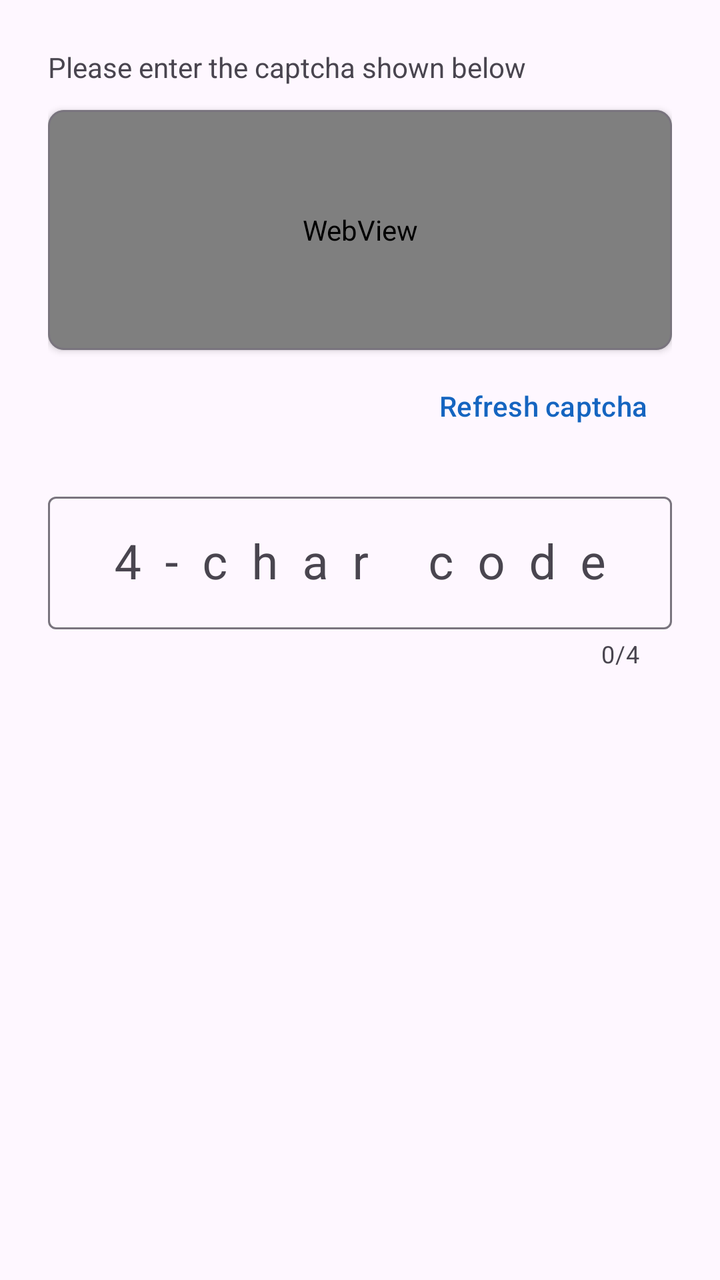
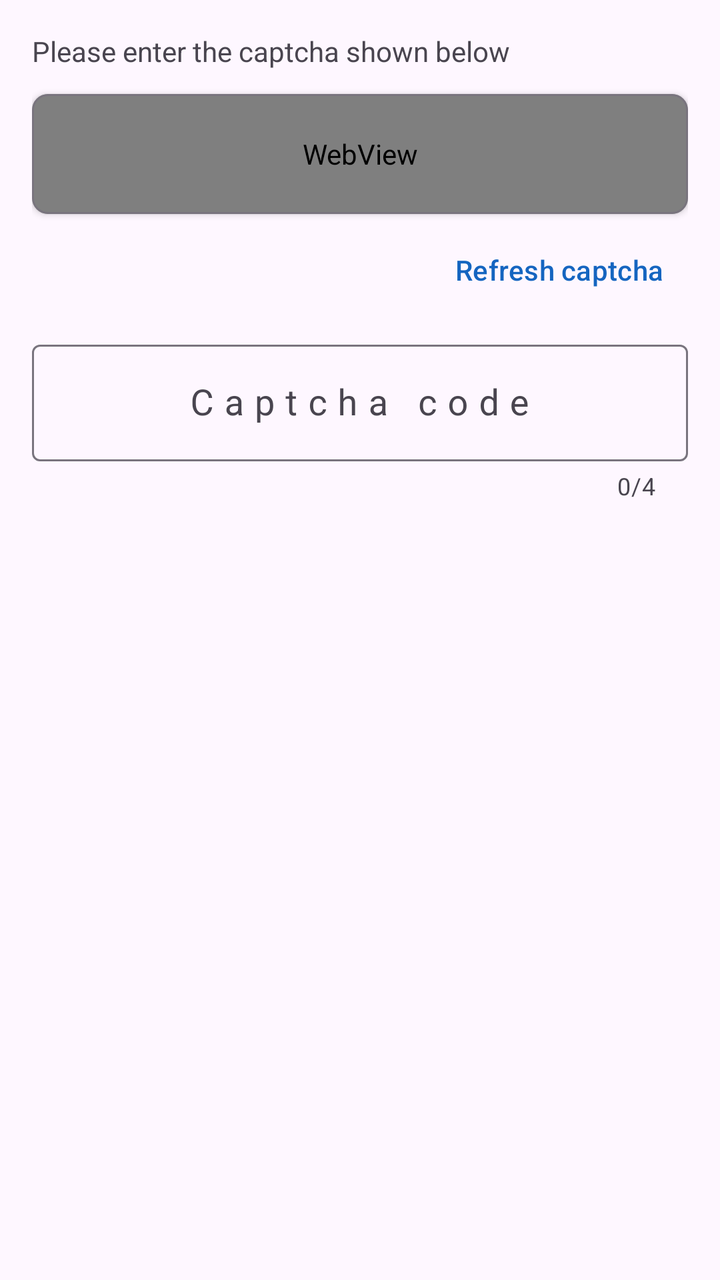

The first picture is an Android layout as it rendered before a commit; the second is the same layout after the commit. The layout source and the unified diff follow.
<!-- AndroidManifest.xml: application theme Theme.SEUDoorLock -->
<!-- res/layout/dialog_captcha.xml -->
<?xml version="1.0" encoding="utf-8"?>
<LinearLayout
    xmlns:android="http://schemas.android.com/apk/res/android"
    xmlns:app="http://schemas.android.com/apk/res-auto"
    android:layout_width="match_parent"
    android:layout_height="wrap_content"
    android:orientation="vertical"
    android:padding="24dp">

    <TextView
        android:id="@+id/tvCaptchaLabel"
        android:layout_width="wrap_content"
        android:layout_height="wrap_content"
        android:text="Please enter the captcha shown below"
        android:textSize="14sp"
        android:textColor="?android:attr/textColorSecondary"
        android:layout_marginBottom="12dp"/>

    <com.google.android.material.card.MaterialCardView
        android:layout_width="match_parent"
        android:layout_height="wrap_content"
        app:cardCornerRadius="8dp"
        app:cardElevation="2dp"
        app:strokeWidth="1dp"
        app:strokeColor="?attr/colorOutline">

        <WebView
            android:id="@+id/ivCaptcha"
            android:layout_width="match_parent"
            android:layout_height="120dp"
            android:background="@android:color/white"
            android:padding="8dp"/>

    </com.google.android.material.card.MaterialCardView>

    <com.google.android.material.button.MaterialButton
        android:id="@+id/btnRefreshCaptcha"
        style="@style/Widget.Material3.Button.TextButton"
        android:layout_width="wrap_content"
        android:layout_height="wrap_content"
        android:text="Refresh captcha"
        android:layout_gravity="end"
        android:layout_marginTop="4dp"/>

    <com.google.android.material.textfield.TextInputLayout
        android:id="@+id/tilCaptcha"
        style="@style/Widget.Material3.TextInputLayout.OutlinedBox"
        android:layout_width="match_parent"
        android:layout_height="wrap_content"
        android:hint="@string/hint_captcha"
        android:layout_marginTop="16dp"
        app:counterEnabled="true"
        app:counterMaxLength="4">

        <com.google.android.material.textfield.TextInputEditText
            android:id="@+id/etCaptcha"
            android:layout_width="match_parent"
            android:layout_height="wrap_content"
            android:inputType="textCapCharacters|textVisiblePassword"
            android:maxLength="4"
            android:textSize="24sp"
            android:gravity="center"
            android:letterSpacing="0.5"/>

    </com.google.android.material.textfield.TextInputLayout>

</LinearLayout>
<!-- resources referenced by this layout -->
<resources>
  <string name="hint_captcha">4-char code</string>
  <style name="Theme.SEUDoorLock" parent="Theme.Material3.Light.NoActionBar">
          <item name="colorPrimary">@color/primary</item>
          <item name="colorPrimaryContainer">@color/primary_light</item>
          <item name="colorOnPrimary">@android:color/white</item>
          <item name="colorSecondary">@color/secondary</item>
          <item name="android:statusBarColor">@color/primary</item>
      </style>
  <color name="primary">#1565C0</color>
  <color name="primary_light">#BBDEFB</color>
  <color name="secondary">#FF6F00</color>
</resources>

<!-- the commit's change to res/layout/dialog_captcha.xml (unified diff, before → after) -->
@@ -5,7 +5,7 @@
     android:layout_width="match_parent"
     android:layout_height="wrap_content"
     android:orientation="vertical"
-    android:padding="24dp">
+    android:padding="16dp">
 
     <TextView
         android:id="@+id/tvCaptchaLabel"
@@ -27,9 +27,9 @@
         <WebView
             android:id="@+id/ivCaptcha"
             android:layout_width="match_parent"
-            android:layout_height="120dp"
+            android:layout_height="60dp"
             android:background="@android:color/white"
-            android:padding="8dp"/>
+            android:padding="4dp"/>
 
     </com.google.android.material.card.MaterialCardView>
 
@@ -48,7 +48,7 @@
         android:layout_width="match_parent"
         android:layout_height="wrap_content"
         android:hint="@string/hint_captcha"
-        android:layout_marginTop="16dp"
+        android:layout_marginTop="8dp"
         app:counterEnabled="true"
         app:counterMaxLength="4">
 
@@ -58,9 +58,9 @@
             android:layout_height="wrap_content"
             android:inputType="textCapCharacters|textVisiblePassword"
             android:maxLength="4"
-            android:textSize="24sp"
+            android:textSize="18sp"
             android:gravity="center"
-            android:letterSpacing="0.5"/>
+            android:letterSpacing="0.3"/>
 
     </com.google.android.material.textfield.TextInputLayout>
 
<!-- resource entries referenced after the edit -->
@@ -1,6 +1,6 @@
 <!-- resources referenced by this layout -->
 <resources>
-  <string name="hint_captcha">4-char code</string>
+  <string name="hint_captcha">Captcha code</string>
   <style name="Theme.SEUDoorLock" parent="Theme.Material3.Light.NoActionBar">
           <item name="colorPrimary">@color/primary</item>
           <item name="colorPrimaryContainer">@color/primary_light</item>
